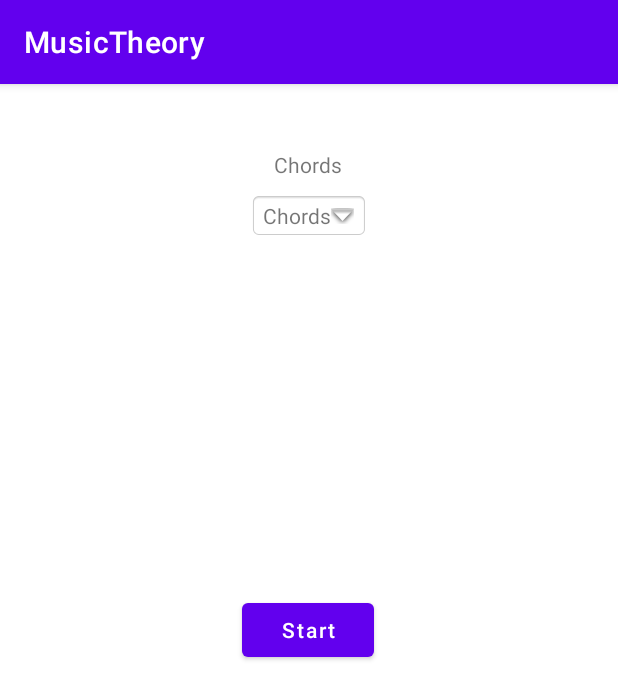
After one commit to dwlakes/MusicTheory, an Android app: the ChordCreatingMainMenu screen opened directly, with no data from a screen before it, on a phone screen of 412 x 824 dp. The commit adds this screen. Shown: the top 699 px of the screen. Run offline under Robolectric (Android 15) with nearby library versions, the phone set to English and light mode, and no system bars.

Commit message:
started on the scale building module. Need to make different chords and add the checkboxes for notes

```diff
--- a/app/src/main/AndroidManifest.xml
+++ b/app/src/main/AndroidManifest.xml
@@ -9,6 +9,12 @@
         android:roundIcon="@mipmap/ic_launcher_round"
         android:supportsRtl="true"
         android:theme="@style/Theme.MusicTheory">
+        <activity
+            android:name=".ChordCreatingExercise"
+            android:exported="false" />
+        <activity
+            android:name=".ChordCreatingMainMenu"
+            android:exported="false" />
         <activity
             android:name=".ScaleCreatingExercise"
             android:exported="false" />
--- /dev/null
+++ b/app/src/main/java/com/example/musictheory/ChordCreatingMainMenu.kt
@@ -0,0 +1,126 @@
+package com.example.musictheory
+
+import android.content.Intent
+import androidx.appcompat.app.AppCompatActivity
+import android.os.Bundle
+import android.view.View
+import android.widget.Button
+import android.widget.TextView
+import android.widget.Toast
+import androidx.appcompat.app.AlertDialog
+import java.lang.StringBuilder
+import java.util.*
+
+class ChordCreatingMainMenu : AppCompatActivity() {
+
+    lateinit var tvChordTypes: TextView
+    lateinit var chordTypeDropDown:TextView
+
+    lateinit var selectedChordTypes: BooleanArray
+    var chordTypesList : MutableList<Int> = mutableListOf()
+    var chordTypesArray = arrayOf(
+        "Major","Minor","Diminished","Augmented","Major 7","Dominant 7","Minor 7",
+        "Minor Major 7","Dominant 9","Dominant Minor 9", "Major 9"
+    )
+
+    override fun onCreate(savedInstanceState: Bundle?) {
+        super.onCreate(savedInstanceState)
+        setContentView(R.layout.activity_chord_creating_main_menu)
+
+        createChordTypesDropdown()
+
+        val startExerciseBtn = findViewById<Button>(R.id.startChordCreatingExerciseBtn)
+        startExerciseBtn.setOnClickListener{
+            if(chordTypesList.size < 1){
+                Toast.makeText(this, "You need to select something", Toast.LENGTH_SHORT).show()
+                // Singletonlist cannot be cast to arraylist
+            }else if (chordTypesList.size == 1){
+                // Converts singleton to single variable
+                val singleChord = chordTypesList[0]
+                // Creates arraylist for single selection
+                val selectedChordType = arrayListOf<Int>(singleChord)
+                val intent = Intent(this, ChordCreatingExercise::class.java)
+                intent.putIntegerArrayListExtra("selected_chords",selectedChordType)
+                startActivity(intent)
+            } else {
+                //Copies mutable list to immutable arraylist
+                //Kotlin can't pass a mutable list through activities
+                val selectedChordType: ArrayList<Int> = chordTypesList.toList() as ArrayList<Int>
+                val intent = Intent(this, ChordCreatingExercise::class.java)
+                intent.putIntegerArrayListExtra("selected_chords",selectedChordType)
+                startActivity(intent)
+            }
+
+
+        }
+    }
+
+    private fun createChordTypesDropdown() {
+        // assign variable
+        chordTypeDropDown = findViewById<TextView>(R.id.chordTypeDropdown)
+        // initialize selected chord progression
+        selectedChordTypes = BooleanArray(chordTypesArray.size)
+        chordTypeDropDown.setOnClickListener(View.OnClickListener { //Initialize alert dialog                            //nead to change to earTrainingMainMenu
+            val builder = AlertDialog.Builder(this@ChordCreatingMainMenu)
+
+            //Set title
+            builder.setTitle("Selected Chord Progressions")
+            //Set dialog non cancelable
+            builder.setCancelable(false)
+            builder.setMultiChoiceItems(
+                chordTypesArray,
+                selectedChordTypes
+            ) { dialogInterface, i, b ->
+                //Check condition
+                if (b) {
+                    //When checkbox selected
+                    //Add position in chord progression list
+                    chordTypesList.add(i)
+                    //Sort
+                    chordTypesList.sort()
+                } else {
+                    //When checkbox unselected
+                    //Remove position from chord progression list
+                    chordTypesList.remove(i)
+                }
+            }
+            builder.setPositiveButton("Ok") { dialogInterface, i -> //Initalize string builder
+                val stringBuilder = StringBuilder()
+
+                // Gets selected index with matching scale
+                for (j in chordTypesList.indices) {
+                    //Concat array val
+                    stringBuilder.append(chordTypesArray[chordTypesList[j]])
+                    //Check condition
+                    if (j != chordTypesList.size - 1) {
+                        //When ja value not equal to chordProgressionsList list size -1
+                        //Add comma
+                        stringBuilder.append(", ")
+                    }
+                }
+                //Set text on text vie
+                if (chordTypesList.size != 0) {
+                    chordTypeDropDown.text = stringBuilder.toString()
+                } else {
+                    chordTypeDropDown.text = "Chords"
+                }
+            }
+            builder.setNegativeButton("Cancel") { dialogInterface, i -> //Dismiss dialog
+                dialogInterface.dismiss()
+            }
+            // Clear selected Chord Progressions
+            builder.setNeutralButton("Clear All") { dialogInterface, i ->
+                //Use for loop
+                for (j in selectedChordTypes.indices) {
+                    //remove all selection
+                    selectedChordTypes[j] = false
+                    chordTypesList.clear()
+                    chordTypeDropDown.text = "Chords"
+                }
+            }
+            //Show dialog
+            builder.show()
+        })
+    }
+
+}
--- a/app/src/main/java/com/example/musictheory/MainActivity.kt
+++ b/app/src/main/java/com/example/musictheory/MainActivity.kt
@@ -12,6 +12,7 @@ class MainActivity : AppCompatActivity() {
 
         val earTrainingBtn = findViewById<Button>(R.id.earTrainingBtn)
         val scaleBtn = findViewById<Button>(R.id.scaleBtn)
+        val chordBtn = findViewById<Button>(R.id.chordBtn)
         earTrainingBtn.setOnClickListener{
             val Intent = Intent(this, earTrainingMainMenu::class.java)
             startActivity(Intent)
@@ -21,5 +22,9 @@ class MainActivity : AppCompatActivity() {
             val Intent = Intent (this, ScalesMenu::class.java)
             startActivity(Intent)
         }
+        chordBtn.setOnClickListener {
+            val Intent = Intent (this, ChordCreatingMainMenu::class.java)
+            startActivity(Intent)
+        }
     }
 }
--- a/app/src/main/java/com/example/musictheory/ScaleCreatingExercise.kt
+++ b/app/src/main/java/com/example/musictheory/ScaleCreatingExercise.kt
@@ -222,6 +222,8 @@ class ScaleCreatingExercise : AppCompatActivity() {
         var cIonian = ScaleObject("C", "Ionian", listOf("C", "D", "E", "F", "G", "A", "B"))
         var cSharpIonian =
             ScaleObject("C#", "Ionian", listOf("C#", "D#", "E#", "F#", "G#", "A#", "B#"))
+        var dFlatIonian =
+            ScaleObject("D♭", "Ionian", listOf("D♭", "E♭", "F♭", "G♭", "A♭", "B♭","C"))
         var dIonian = ScaleObject("D", "Ionian", listOf("D", "E", "F#", "G", "A", "B", "C#"))
         var eFlatIonian = ScaleObject("E♭", "Ionian", listOf("E♭", "F", "G", "A♭", "B♭", "C", "D"))
         var eIonian = ScaleObject("E", "Ionian", listOf("E", "F#", "G#", "A", "B", "C#", "D#"))
@@ -238,7 +240,7 @@ class ScaleCreatingExercise : AppCompatActivity() {
             ScaleObject("C♭", "Ionian", listOf("C♭", "D♭", "E♭", "F♭", "G♭", "A♭", "B♭"))
 
         return listOf(
-            cIonian, cSharpIonian, dIonian, eFlatIonian, eIonian,
+            cIonian, cSharpIonian, dIonian, eFlatIonian, eIonian, dFlatIonian,
             fIonian, fSharpIonian, gFlatIonian, gIonian, aIonian, bFlatIonian, bIonian, cFlatIonian
         )
     }
--- a/app/src/main/java/com/example/musictheory/earTrainingMainMenu.kt
+++ b/app/src/main/java/com/example/musictheory/earTrainingMainMenu.kt
@@ -203,7 +203,7 @@ class earTrainingMainMenu : AppCompatActivity() {
 
     private fun createScalesDropdown(){
         // assign variable
-        tvScales = findViewById<TextView>(R.id.scalesEarTrainingDropDown)
+        tvScales = findViewById<TextView>(R.id.chordTypeDropdown)
         // initialize selected scale
         selectedScales = BooleanArray(scalesArray.size)
         tvScales.setOnClickListener(View.OnClickListener { //Initialize alert dialog                            //nead to change to earTrainingMainMenu
--- /dev/null
+++ b/app/src/main/res/layout/activity_chord_creating_main_menu.xml
@@ -0,0 +1,45 @@
+<?xml version="1.0" encoding="utf-8"?>
+<androidx.constraintlayout.widget.ConstraintLayout xmlns:android="http://schemas.android.com/apk/res/android"
+    xmlns:app="http://schemas.android.com/apk/res-auto"
+    xmlns:tools="http://schemas.android.com/tools"
+    android:layout_width="match_parent"
+    android:layout_height="match_parent"
+    tools:context=".ChordCreatingMainMenu">
+
+    <TextView
+        android:id="@+id/chordsTextView"
+        android:layout_width="wrap_content"
+        android:layout_height="wrap_content"
+        android:layout_marginTop="44dp"
+        android:text="Chords"
+        app:layout_constraintEnd_toEndOf="parent"
+        app:layout_constraintHorizontal_bias="0.498"
+        app:layout_constraintStart_toStartOf="parent"
+        app:layout_constraintTop_toTopOf="parent" />
+
+    <TextView
+        android:id="@+id/chordTypeDropdown"
+        android:layout_width="wrap_content"
+        android:layout_height="wrap_content"
+        android:layout_alignParentStart="true"
+        android:layout_alignParentTop="true"
+        android:layout_marginTop="72dp"
+        android:background="@android:drawable/editbox_background"
+        android:drawableEnd="@android:drawable/arrow_down_float"
+        android:text="Chords"
+        app:layout_constraintEnd_toEndOf="parent"
+        app:layout_constraintStart_toStartOf="parent"
+        app:layout_constraintTop_toTopOf="parent" />
+
+    <Button
+        android:id="@+id/startChordCreatingExerciseBtn"
+        android:layout_width="wrap_content"
+        android:layout_height="wrap_content"
+        android:layout_marginTop="340dp"
+        android:text="Start"
+        android:textAllCaps="false"
+        app:layout_constraintEnd_toEndOf="parent"
+        app:layout_constraintHorizontal_bias="0.498"
+        app:layout_constraintStart_toStartOf="parent"
+        app:layout_constraintTop_toTopOf="parent" />
+</androidx.constraintlayout.widget.ConstraintLayout>
--- a/app/src/main/res/layout/activity_ear_training_main_menu.xml
+++ b/app/src/main/res/layout/activity_ear_training_main_menu.xml
@@ -20,7 +20,7 @@
         app:layout_constraintTop_toTopOf="parent" />
 
     <TextView
-        android:id="@+id/scalesEarTrainingDropDown"
+        android:id="@+id/chordTypeDropdown"
         android:layout_width="wrap_content"
         android:layout_height="wrap_content"
         android:layout_alignParentStart="true"
```
Also changed, not shown: app/src/main/java/com/example/musictheory/ChordCreatingExercise.kt (added, +111 -0 lines), app/src/main/java/com/example/musictheory/ChordObject.kt (added, +13 -0 lines), app/src/main/res/layout/activity_chord_creating_exercise.xml (added, +30 -0 lines), app/src/main/res/layout/activity_main.xml (+10 -0 lines).
